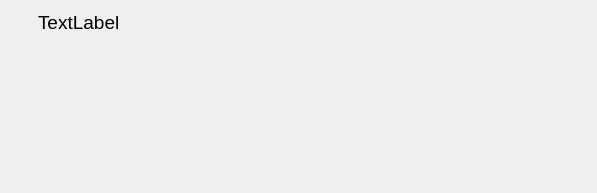
Qt form ui/ui/box_chat_popup.ui (Le-Van-Long2k/translate-tool) before a commit.
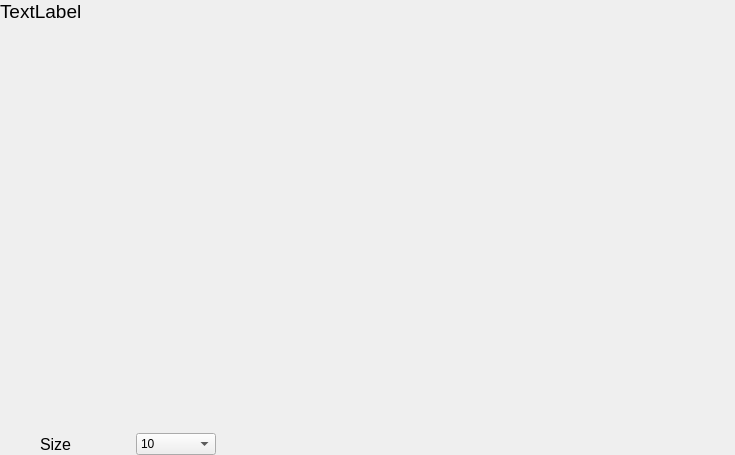
The same form after that commit.

```diff
--- a/ui/ui/box_chat_popup.ui
+++ b/ui/ui/box_chat_popup.ui
@@ -6,15 +6,27 @@
    <rect>
     <x>0</x>
     <y>0</y>
-    <width>597</width>
-    <height>193</height>
+    <width>735</width>
+    <height>455</height>
    </rect>
   </property>
   <property name="windowTitle">
    <string>Form</string>
   </property>
-  <layout class="QGridLayout" name="gridLayout">
-   <item row="1" column="0">
+  <layout class="QVBoxLayout" name="verticalLayout">
+   <property name="leftMargin">
+    <number>0</number>
+   </property>
+   <property name="topMargin">
+    <number>0</number>
+   </property>
+   <property name="rightMargin">
+    <number>0</number>
+   </property>
+   <property name="bottomMargin">
+    <number>0</number>
+   </property>
+   <item>
     <widget class="QLabel" name="result_label">
      <property name="sizePolicy">
       <sizepolicy hsizetype="Expanding" vsizetype="Expanding">
@@ -24,8 +36,8 @@
      </property>
      <property name="maximumSize">
       <size>
-       <width>521</width>
-       <height>241</height>
+       <width>16777215</width>
+       <height>16777215</height>
       </size>
      </property>
      <property name="font">
@@ -44,6 +56,193 @@
      </property>
     </widget>
    </item>
+   <item>
+    <layout class="QHBoxLayout" name="horizontalLayout">
+     <property name="spacing">
+      <number>6</number>
+     </property>
+     <property name="sizeConstraint">
+      <enum>QLayout::SizeConstraint::SetDefaultConstraint</enum>
+     </property>
+     <property name="leftMargin">
+      <number>0</number>
+     </property>
+     <property name="topMargin">
+      <number>0</number>
+     </property>
+     <property name="rightMargin">
+      <number>0</number>
+     </property>
+     <property name="bottomMargin">
+      <number>0</number>
+     </property>
+     <item>
+      <spacer name="horizontalSpacer_3">
+       <property name="orientation">
+        <enum>Qt::Orientation::Horizontal</enum>
+       </property>
+       <property name="sizeType">
+        <enum>QSizePolicy::Policy::Fixed</enum>
+       </property>
+       <property name="sizeHint" stdset="0">
+        <size>
+         <width>40</width>
+         <height>20</height>
+        </size>
+       </property>
+      </spacer>
+     </item>
+     <item>
+      <widget class="QLabel" name="font_size_label">
+       <property name="minimumSize">
+        <size>
+         <width>50</width>
+         <height>0</height>
+        </size>
+       </property>
+       <property name="maximumSize">
+        <size>
+         <width>16777215</width>
+         <height>50</height>
+        </size>
+       </property>
+       <property name="font">
+        <font>
+         <pointsize>12</pointsize>
+        </font>
+       </property>
+       <property name="text">
+        <string>Size</string>
+       </property>
+      </widget>
+     </item>
+     <item>
+      <spacer name="horizontalSpacer_2">
+       <property name="orientation">
+        <enum>Qt::Orientation::Horizontal</enum>
+       </property>
+       <property name="sizeType">
+        <enum>QSizePolicy::Policy::Fixed</enum>
+       </property>
+       <property name="sizeHint" stdset="0">
+        <size>
+         <width>40</width>
+         <height>20</height>
+        </size>
+       </property>
+      </spacer>
+     </item>
+     <item>
+      <widget class="QComboBox" name="font_size_comboBox">
+       <property name="minimumSize">
+        <size>
+         <width>80</width>
+         <height>0</height>
+        </size>
+       </property>
+       <property name="maximumSize">
+        <size>
+         <width>80</width>
+         <height>16777215</height>
+        </size>
+       </property>
+       <item>
+        <property name="text">
+         <string>10</string>
+        </property>
+       </item>
+       <item>
+        <property name="text">
+         <string>12</string>
+        </property>
+       </item>
+       <item>
+        <property name="text">
+         <string>14</string>
+        </property>
+       </item>
+       <item>
+        <property name="text">
+         <string>16</string>
+        </property>
+       </item>
+       <item>
+        <property name="text">
+         <string>18</string>
+        </property>
+       </item>
+       <item>
+        <property name="text">
+         <string>20</string>
+        </property>
+       </item>
+       <item>
+        <property name="text">
+         <string>22</string>
+        </property>
+       </item>
+       <item>
+        <property name="text">
+         <string>24</string>
+        </property>
+       </item>
+       <item>
+        <property name="text">
+         <string>26</string>
+        </property>
+       </item>
+       <item>
+        <property name="text">
+         <string>28</string>
+        </property>
+       </item>
+       <item>
+        <property name="text">
+         <string>30</string>
+        </property>
+       </item>
+       <item>
+        <property name="text">
+         <string>32</string>
+        </property>
+       </item>
+       <item>
+        <property name="text">
+         <string>34</string>
+        </property>
+       </item>
+       <item>
+        <property name="text">
+         <string>36</string>
+        </property>
+       </item>
+       <item>
+        <property name="text">
+         <string>38</string>
+        </property>
+       </item>
+       <item>
+        <property name="text">
+         <string>40</string>
+        </property>
+       </item>
+      </widget>
+     </item>
+     <item>
+      <spacer name="horizontalSpacer">
+       <property name="orientation">
+        <enum>Qt::Orientation::Horizontal</enum>
+       </property>
+       <property name="sizeHint" stdset="0">
+        <size>
+         <width>30</width>
+         <height>10</height>
+        </size>
+       </property>
+      </spacer>
+     </item>
+    </layout>
+   </item>
   </layout>
  </widget>
  <resources/>
```
